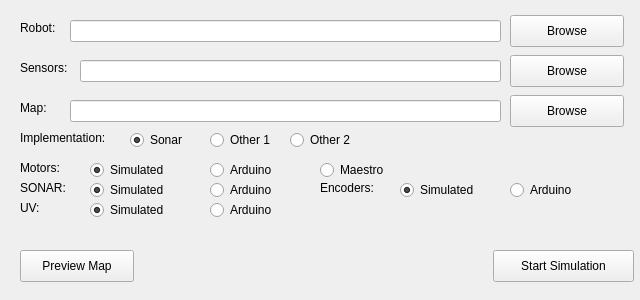
This is qt/mainwindow.ui in jhurobotics/Trinity as Qt 5 draws it before an edit. The edited form follows.
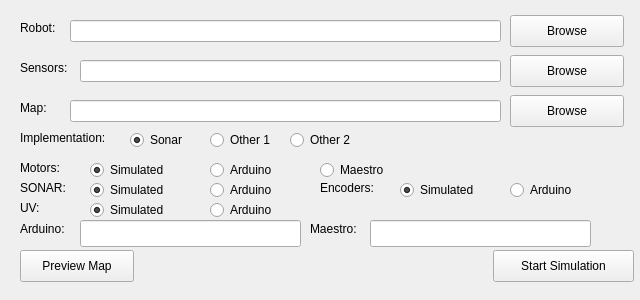
This is the edited form.

Commit message: Set the Arduino and Maestro paths in the GUI

```diff
--- a/qt/mainwindow.ui
+++ b/qt/mainwindow.ui
@@ -485,6 +485,52 @@
      </property>
     </widget>
    </widget>
+   <widget class="QLabel" name="label_6">
+    <property name="geometry">
+     <rect>
+      <x>20</x>
+      <y>220</y>
+      <width>71</width>
+      <height>17</height>
+     </rect>
+    </property>
+    <property name="text">
+     <string>Arduino:</string>
+    </property>
+   </widget>
+   <widget class="QLineEdit" name="arduino_path">
+    <property name="geometry">
+     <rect>
+      <x>80</x>
+      <y>220</y>
+      <width>221</width>
+      <height>27</height>
+     </rect>
+    </property>
+   </widget>
+   <widget class="QLabel" name="label_7">
+    <property name="geometry">
+     <rect>
+      <x>310</x>
+      <y>220</y>
+      <width>71</width>
+      <height>17</height>
+     </rect>
+    </property>
+    <property name="text">
+     <string>Maestro:</string>
+    </property>
+   </widget>
+   <widget class="QLineEdit" name="maestro_path">
+    <property name="geometry">
+     <rect>
+      <x>370</x>
+      <y>220</y>
+      <width>221</width>
+      <height>27</height>
+     </rect>
+    </property>
+   </widget>
   </widget>
  </widget>
  <layoutdefault spacing="6" margin="11"/>
```
The commit also changes 1 other file.
